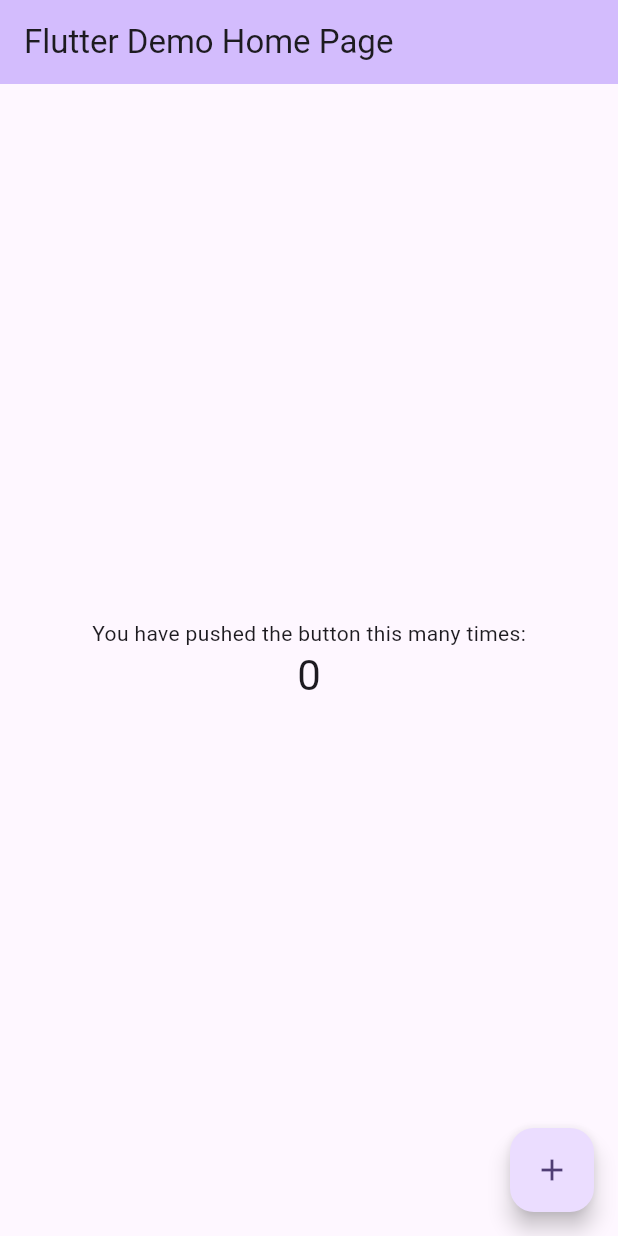
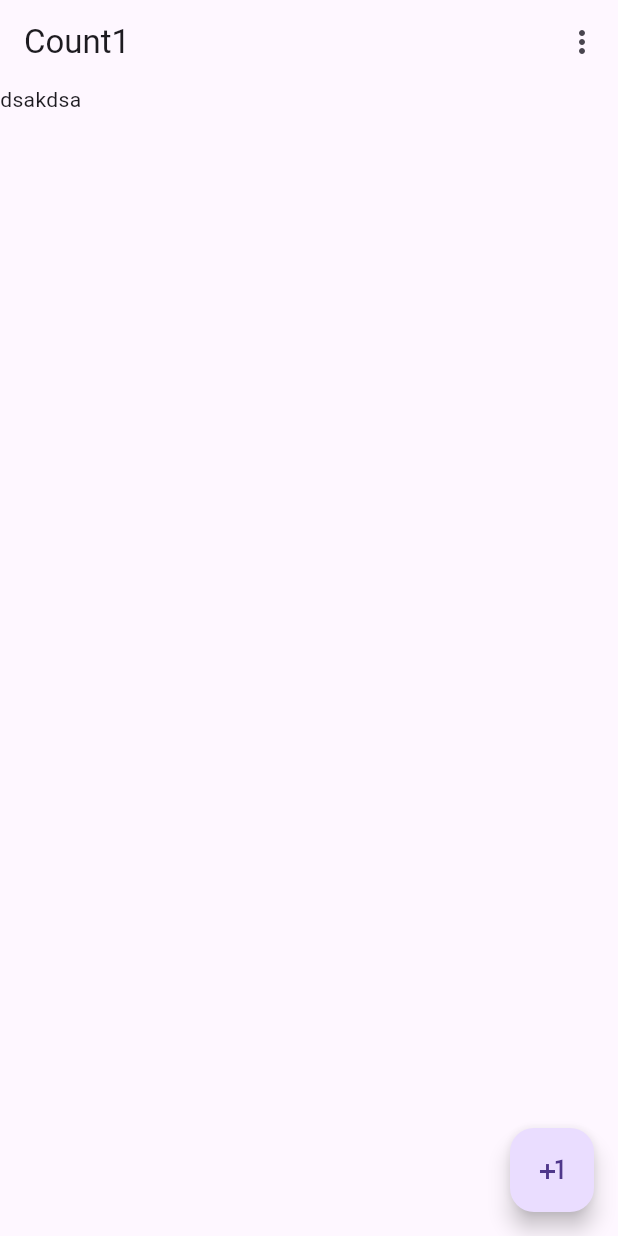
Before and after one commit to PubSec/Count1, a Flutter app: the screen it shows after launch, on a phone screen of 412 x 824 dp. Run offline on Flutter 3.47's test engine with Material 3 defaults, Android fonts, the light colour scheme and no system bars.

Commit message:
working on ui

```diff
--- a/lib/main.dart
+++ b/lib/main.dart
@@ -1,3 +1,4 @@
+import 'package:count1/view/home_view.dart';
 import 'package:flutter/material.dart';
 
 void main() {
@@ -11,115 +12,11 @@
   @override
   Widget build(BuildContext context) {
     return MaterialApp(
-      title: 'Flutter Demo',
       theme: ThemeData(
-        // This is the theme of your application.
-        //
-        // TRY THIS: Try running your application with "flutter run". You'll see
-        // the application has a purple toolbar. Then, without quitting the app,
-        // try changing the seedColor in the colorScheme below to Colors.green
-        // and then invoke "hot reload" (save your changes or press the "hot
-        // reload" button in a Flutter-supported IDE, or press "r" if you used
-        // the command line to start the app).
-        //
-        // Notice that the counter didn't reset back to zero; the application
-        // state is not lost during the reload. To reset the state, use hot
-        // restart instead.
-        //
-        // This works for code too, not just values: Most code changes can be
-        // tested with just a hot reload.
-        colorScheme: ColorScheme.fromSeed(seedColor: Colors.deepPurple),
+        colorScheme: Theme.of(context).colorScheme,
         useMaterial3: true,
       ),
-      home: const MyHomePage(title: 'Flutter Demo Home Page'),
+      home: HomeView(),
     );
   }
 }
-
-class MyHomePage extends StatefulWidget {
-  const MyHomePage({super.key, required this.title});
-
-  // This widget is the home page of your application. It is stateful, meaning
-  // that it has a State object (defined below) that contains fields that affect
-  // how it looks.
-
-  // This class is the configuration for the state. It holds the values (in this
-  // case the title) provided by the parent (in this case the App widget) and
-  // used by the build method of the State. Fields in a Widget subclass are
-  // always marked "final".
-
-  final String title;
-
-  @override
-  State<MyHomePage> createState() => _MyHomePageState();
-}
-
-class _MyHomePageState extends State<MyHomePage> {
-  int _counter = 0;
-
-  void _incrementCounter() {
-    setState(() {
-      // This call to setState tells the Flutter framework that something has
-      // changed in this State, which causes it to rerun the build method below
-      // so that the display can reflect the updated values. If we changed
-      // _counter without calling setState(), then the build method would not be
-      // called again, and so nothing would appear to happen.
-      _counter++;
-    });
-  }
-
-  @override
-  Widget build(BuildContext context) {
-    // This method is rerun every time setState is called, for instance as done
-    // by the _incrementCounter method above.
-    //
-    // The Flutter framework has been optimized to make rerunning build methods
-    // fast, so that you can just rebuild anything that needs updating rather
-    // than having to individually change instances of widgets.
-    return Scaffold(
-      appBar: AppBar(
-        // TRY THIS: Try changing the color here to a specific color (to
-        // Colors.amber, perhaps?) and trigger a hot reload to see the AppBar
-        // change color while the other colors stay the same.
-        backgroundColor: Theme.of(context).colorScheme.inversePrimary,
-        // Here we take the value from the MyHomePage object that was created by
-        // the App.build method, and use it to set our appbar title.
-        title: Text(widget.title),
-      ),
-      body: Center(
-        // Center is a layout widget. It takes a single child and positions it
-        // in the middle of the parent.
-        child: Column(
-          // Column is also a layout widget. It takes a list of children and
-          // arranges them vertically. By default, it sizes itself to fit its
-          // children horizontally, and tries to be as tall as its parent.
-          //
-          // Column has various properties to control how it sizes itself and
-          // how it positions its children. Here we use mainAxisAlignment to
-          // center the children vertically; the main axis here is the vertical
-          // axis because Columns are vertical (the cross axis would be
-          // horizontal).
-          //
-          // TRY THIS: Invoke "debug painting" (choose the "Toggle Debug Paint"
-          // action in the IDE, or press "p" in the console), to see the
-          // wireframe for each widget.
-          mainAxisAlignment: MainAxisAlignment.center,
-          children: <Widget>[
-            const Text(
-              'You have pushed the button this many times:',
-            ),
-            Text(
-              '$_counter',
-              style: Theme.of(context).textTheme.headlineMedium,
-            ),
-          ],
-        ),
-      ),
-      floatingActionButton: FloatingActionButton(
-        onPressed: _incrementCounter,
-        tooltip: 'Increment',
-        child: const Icon(Icons.add),
-      ), // This trailing comma makes auto-formatting nicer for build methods.
-    );
-  }
-}
--- /dev/null
+++ b/lib/view/home_view.dart
@@ -0,0 +1,75 @@
+import 'package:flutter/material.dart';
+
+class HomeView extends StatelessWidget {
+  const HomeView({super.key});
+
+  @override
+  Widget build(BuildContext context) {
+    final ColorScheme colorScheme = Theme.of(context).colorScheme;
+
+    return Scaffold(
+      appBar: AppBar(
+        title: Text("Count1"),
+        actions: [
+          PopupMenuButton(
+            itemBuilder: (context) => [
+              PopupMenuItem<int>(
+                value: 0,
+                child: Text("Switch Mode"),
+              ),
+              PopupMenuItem<int>(
+                value: 1,
+                child: Text("About"),
+              ),
+            ],
+            onSelected: (item) => selectedButton(context, item),
+          )
+        ],
+      ),
+      body: Column(
+        children: [
+          Row(
+            children: [
+              Container(
+                child: Center(
+                  child: Text('dsakdsa'),
+                ),
+              )
+            ],
+          )
+        ],
+      ),
+      floatingActionButton: FloatingActionButton(
+        onPressed: () {},
+        child: Icon(
+          Icons.plus_one,
+        ),
+      ),
+    );
+  }
+}
+
+selectedButton(BuildContext context, item) {
+  switch (item) {
+    case 0:
+      print('he');
+      break;
+    case 1:
+      showDialog(
+        context: context,
+        builder: (BuildContext context) {
+          return AlertDialog(
+            title: Text('About'),
+            content: SingleChildScrollView(
+              child: ListBody(
+                children: <Widget>[
+                  Text('This is a demo alert dialog.'),
+                  Text('Would you like to approve of this message?'),
+                ],
+              ),
+            ),
+          );
+        },
+      );
+  }
+}
--- a/pubspec.yaml
+++ b/pubspec.yaml
@@ -34,6 +34,8 @@ dependencies:
   # The following adds the Cupertino Icons font to your application.
   # Use with the CupertinoIcons class for iOS style icons.
   cupertino_icons: ^1.0.8
+  shared_preferences: ^2.3.5
+  hugeicons: ^0.0.7
 
 dev_dependencies:
   flutter_test:
```
Also changed, not shown: pubspec.lock, 2 other files.
